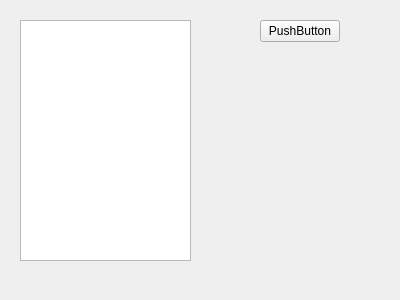
First picture: the form in servereditform.ui, repository neodiz/dcmviewer, before the edit.
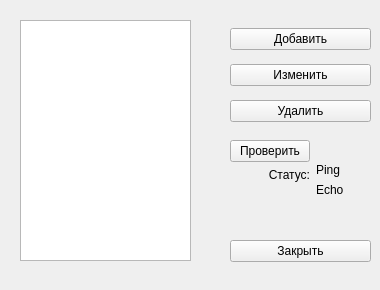
Second picture: the form after the edit.

Commit message: Настроена форма

```diff
--- a/servereditform.ui
+++ b/servereditform.ui
@@ -6,8 +6,8 @@
    <rect>
     <x>0</x>
     <y>0</y>
-    <width>400</width>
-    <height>300</height>
+    <width>380</width>
+    <height>290</height>
    </rect>
   </property>
   <property name="windowTitle">
@@ -23,19 +23,145 @@
     </rect>
    </property>
   </widget>
-  <widget class="QPushButton" name="pushButton">
+  <widget class="QPushButton" name="pushButton_5">
    <property name="geometry">
     <rect>
-     <x>260</x>
-     <y>20</y>
-     <width>80</width>
+     <x>230</x>
+     <y>240</y>
+     <width>141</width>
      <height>22</height>
     </rect>
    </property>
    <property name="text">
-    <string>PushButton</string>
+    <string>Закрыть</string>
    </property>
   </widget>
+  <widget class="QWidget" name="verticalLayoutWidget">
+   <property name="geometry">
+    <rect>
+     <x>230</x>
+     <y>20</y>
+     <width>141</width>
+     <height>111</height>
+    </rect>
+   </property>
+   <layout class="QVBoxLayout" name="verticalLayout">
+    <item>
+     <widget class="QPushButton" name="pushButton">
+      <property name="text">
+       <string>Добавить</string>
+      </property>
+     </widget>
+    </item>
+    <item>
+     <widget class="QPushButton" name="pushButton_2">
+      <property name="text">
+       <string>Изменить</string>
+      </property>
+     </widget>
+    </item>
+    <item>
+     <widget class="QPushButton" name="pushButton_3">
+      <property name="text">
+       <string>Удалить</string>
+      </property>
+     </widget>
+    </item>
+   </layout>
+  </widget>
+  <widget class="QWidget" name="horizontalLayoutWidget">
+   <property name="geometry">
+    <rect>
+     <x>230</x>
+     <y>140</y>
+     <width>131</width>
+     <height>80</height>
+    </rect>
+   </property>
+   <layout class="QHBoxLayout" name="horizontalLayout">
+    <item>
+     <layout class="QVBoxLayout" name="verticalLayout_3">
+      <item>
+       <widget class="QPushButton" name="pushButton_4">
+        <property name="text">
+         <string>Проверить</string>
+        </property>
+       </widget>
+      </item>
+      <item>
+       <widget class="QLabel" name="label">
+        <property name="layoutDirection">
+         <enum>Qt::LeftToRight</enum>
+        </property>
+        <property name="text">
+         <string>Статус:</string>
+        </property>
+        <property name="alignment">
+         <set>Qt::AlignRight|Qt::AlignTrailing|Qt::AlignVCenter</set>
+        </property>
+       </widget>
+      </item>
+      <item>
+       <spacer name="verticalSpacer_3">
+        <property name="orientation">
+         <enum>Qt::Vertical</enum>
+        </property>
+        <property name="sizeHint" stdset="0">
+         <size>
+          <width>20</width>
+          <height>40</height>
+         </size>
+        </property>
+       </spacer>
+      </item>
+     </layout>
+    </item>
+    <item>
+     <layout class="QVBoxLayout" name="verticalLayout_2">
+      <item>
+       <spacer name="verticalSpacer">
+        <property name="orientation">
+         <enum>Qt::Vertical</enum>
+        </property>
+        <property name="sizeHint" stdset="0">
+         <size>
+          <width>20</width>
+          <height>40</height>
+         </size>
+        </property>
+       </spacer>
+      </item>
+      <item>
+       <widget class="QLabel" name="label_2">
+        <property name="text">
+         <string>Ping</string>
+        </property>
+       </widget>
+      </item>
+      <item>
+       <widget class="QLabel" name="label_3">
+        <property name="text">
+         <string>Echo</string>
+        </property>
+       </widget>
+      </item>
+      <item>
+       <spacer name="verticalSpacer_2">
+        <property name="orientation">
+         <enum>Qt::Vertical</enum>
+        </property>
+        <property name="sizeHint" stdset="0">
+         <size>
+          <width>20</width>
+          <height>40</height>
+         </size>
+        </property>
+       </spacer>
+      </item>
+     </layout>
+    </item>
+   </layout>
+  </widget>
  </widget>
  <resources/>
  <connections/>
```
